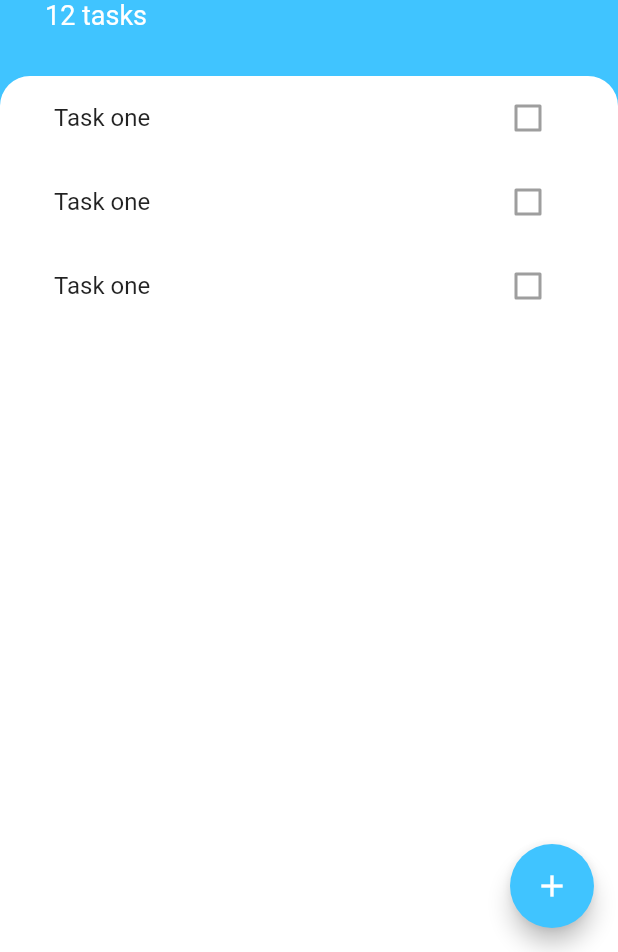
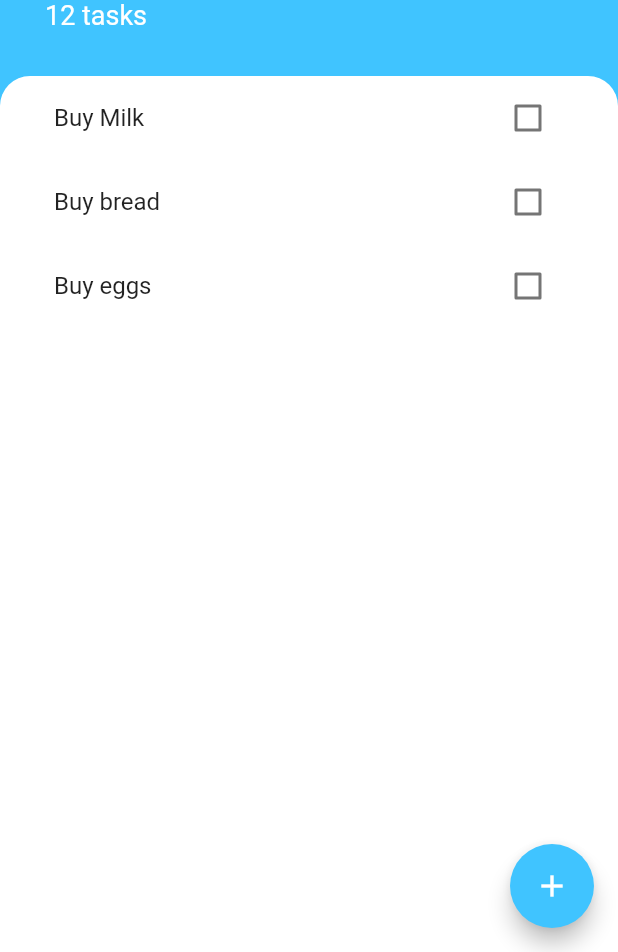
Before and after one commit to Ankit-Dhattarwal/todoey, a Flutter app: the screen it shows after launch, on a phone screen of 412 x 824 dp, the part 284-1236 px from its top. Run offline on Flutter 3.47's test engine with Material 2 defaults, Android fonts, the phone set to English and light mode, and no system bars.

Commit message:
todoey 1.0

```diff
--- /dev/null
+++ b/lib/Models/tasks.dart
@@ -0,0 +1,10 @@
+class Task{
+  final String name;
+  bool isDone;
+
+  Task({required this.name, required this.isDone});
+
+  void toggleDone(){
+    isDone = !isDone;
+  }
+}
--- a/lib/main.dart
+++ b/lib/main.dart
@@ -2,10 +2,9 @@ import 'package:flutter/material.dart';
 import 'package:todoey/screen/TasksScreen.dart';
 
 void main() {
-  runApp(const MyApp());
+  runApp( MyApp());
 }
 class MyApp extends StatelessWidget {
-  const MyApp({Key? key}) : super(key: key);
 
   @override
   Widget build(BuildContext context) {
@@ -14,3 +13,60 @@ class MyApp extends StatelessWidget {
     );
   }
 }
+
+// import 'package:flutter/material.dart';
+// void main() => runApp(MyApp());
+//
+// class MyApp extends StatelessWidget {
+//
+//   final String data = 'Ankit Dhattarwal';
+//   @override
+//   Widget build(BuildContext context) {
+//     return MaterialApp(
+//       home: Scaffold(
+//         appBar: AppBar(
+//           title: Text(
+//             data,
+//           ),
+//         ),
+//         body: Level1(data),
+//       ),
+//     );
+//   }
+// }
+//
+// class Level1 extends StatelessWidget{
+//   final String data;
+//   Level1(this.data);
+//
+//   @override
+//   Widget build(BuildContext context) {
+//     return Container(
+//       child: Level2(data),
+//     );
+//   }
+// }
+//
+// class Level2 extends StatelessWidget {
+//  final  String data;
+//  Level2(this.data);
+//
+//   @override
+//   Widget build(BuildContext context) {
+//     return Container(
+//       child: Level3(data),
+//     );
+//   }
+// }
+//
+// class Level3 extends StatelessWidget {
+//   final  String data;
+//   Level3(this.data);
+//
+//   @override
+//   Widget build(BuildContext context) {
+//     return Container(
+//     child:   Text(data),
+//     );
+//   }
+// }
--- a/lib/screen/TasksScreen.dart
+++ b/lib/screen/TasksScreen.dart
@@ -2,15 +2,41 @@ import 'package:flutter/material.dart';
 import 'package:todoey/screen/add_task.dart';
 import 'package:todoey/widget/Tasks_List.dart';
 import 'package:todoey/screen/add_task.dart';
+import 'package:todoey/Models/tasks.dart';
 
-class TasksScreen extends StatelessWidget {
+class TasksScreen extends StatefulWidget {
+
+  @override
+  State<TasksScreen> createState() => _TasksScreenState();
+}
+
+class _TasksScreenState extends State<TasksScreen> {
+  List<Task> tasks =[
+    Task(name: 'Buy Milk', isDone: false),
+    Task(name: 'Buy bread', isDone: false),
+    Task(name: 'Buy eggs', isDone: false),
+  ];
+
   @override
   Widget build(BuildContext context) {
     return Scaffold(
       backgroundColor: Colors.lightBlueAccent,
       floatingActionButton: FloatingActionButton(
         onPressed: (){
-          showModalBottomSheet(context: context, builder: (context) => AddTaskScreen());
+          showModalBottomSheet(context: context,
+              builder: (context) => AddTaskScreen
+                ( (newTaskTitle){
+                 setState(() {
+                   tasks.add(Task(name: newTaskTitle, isDone: false));
+                 });
+                 /*
+                 The use of the navigator then when click on the add
+                 button then auto close the sheet .
+                  */
+                 Navigator.pop(context);
+              }
+
+          ));
         },
         backgroundColor: Colors.lightBlueAccent,
         child: Icon(
@@ -57,7 +83,7 @@ class TasksScreen extends StatelessWidget {
                 color: Colors.white,
                 borderRadius: BorderRadius.only(topLeft: Radius.circular(20), topRight: Radius.circular(20)),
               ),
-              child: TasksList(),
+              child: TasksList(tasks),
             ),
           ),
         ],
--- a/lib/widget/Task_Tile.dart
+++ b/lib/widget/Task_Tile.dart
@@ -1,14 +1,34 @@
 import'package:flutter/material.dart';
 
 class TaskTile extends StatelessWidget {
+  final bool isChecked;
+  final String taskTitle;
+  final Function checkboxCallback;
 
+  TaskTile({required this.isChecked, required this.taskTitle, required this.checkboxCallback});
+
+
+  // void checkboxCallback (bool checkboxState){
+  // setState(() {
+  //   isChecked = checkboxState;
+  // });
+  // }
+  //
   @override
   Widget build(BuildContext context) {
     return  ListTile(
-      title: Text('Task one '),
+      title: Text(taskTitle,
+        style: TextStyle(
+          decoration: isChecked ? TextDecoration.lineThrough : null,
+        ),
+      ),
       trailing: Checkbox(
-        value: false,
-        onChanged: null,
+        activeColor: Colors.lightBlueAccent,
+        value: isChecked,
+        onChanged: (newValue){
+          checkboxCallback(newValue);
+      },
+      //  onChanged: checkboxCallback,
       ),
     );
   }
--- a/lib/widget/Tasks_List.dart
+++ b/lib/widget/Tasks_List.dart
@@ -1,16 +1,34 @@
 import 'package:flutter/material.dart';
 import 'package:todoey/widget/Task_Tile.dart';
+import 'package:todoey/Models/tasks.dart';
 
-class TasksList extends StatelessWidget {
+class TasksList extends StatefulWidget {
+
+  final List<Task> tasks;
+  TasksList(this.tasks);
+
+  @override
+  State<TasksList> createState() => _TasksListState();
+}
+
+
+class _TasksListState extends State<TasksList> {
 
   @override
   Widget build(BuildContext context) {
-    return  ListView(
-      children: [
-        TaskTile(),
-        TaskTile(),
-        TaskTile(),
-      ],
+    return  ListView.builder(itemBuilder: (context, index){
+      return TaskTile(
+        taskTitle: widget.tasks[index].name,
+        isChecked: widget.tasks[index].isDone,
+        checkboxCallback : ( checkboxState) {
+          setState(() {
+            widget.tasks[index].toggleDone();
+          });
+        }
+
+      );
+    },
+      itemCount: widget.tasks.length,
     );
   }
 }
```
Also changed, not shown: lib/screen/add_task.dart (+9 -2 lines).
